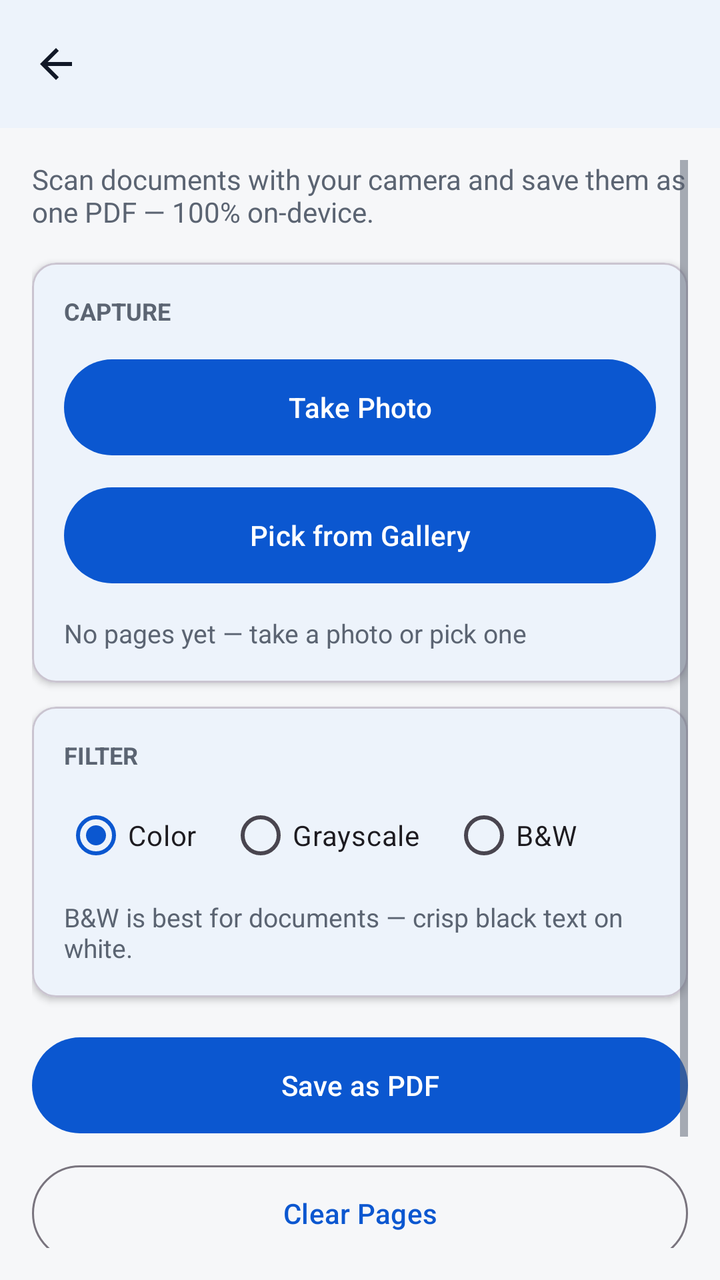
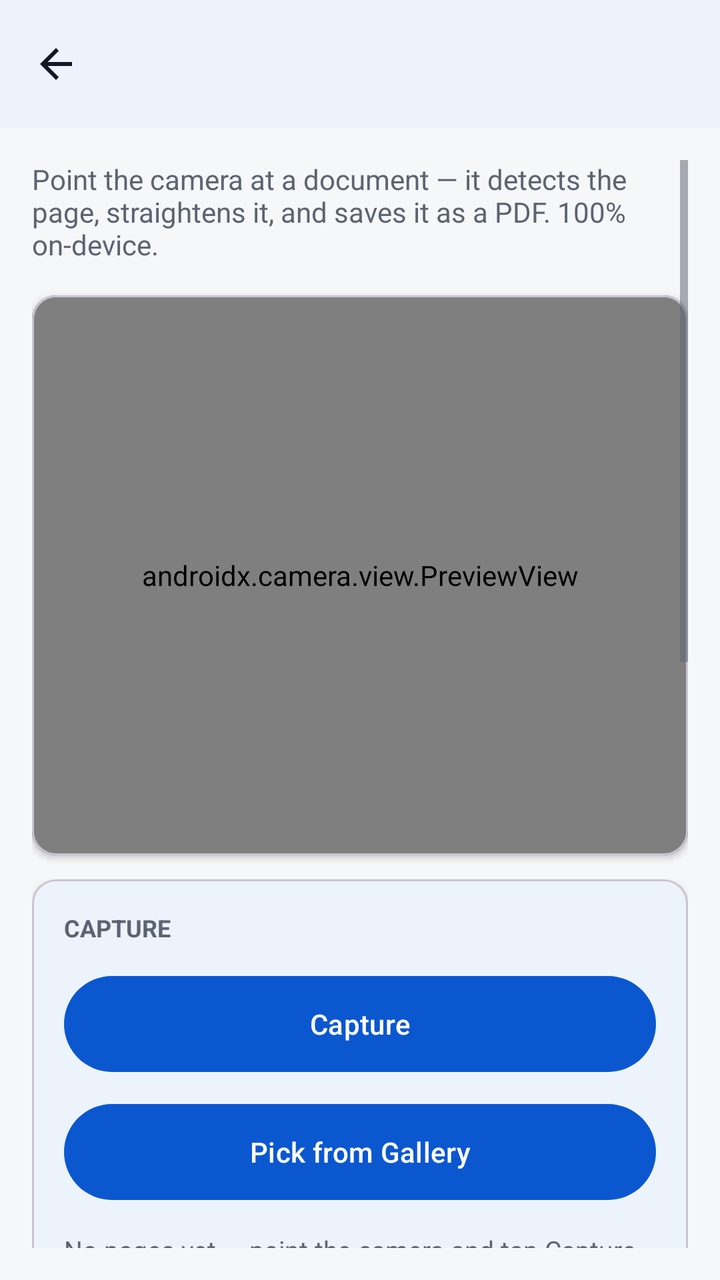

Screens rendered from an Android XML layout before and after an edit, with the pre-edit source and the edit as a unified diff.
<!-- AndroidManifest.xml: application theme Theme.Hakunaa -->
<!-- res/layout/activity_scanner.xml -->
<?xml version="1.0" encoding="utf-8"?>
<LinearLayout xmlns:android="http://schemas.android.com/apk/res/android"
    xmlns:app="http://schemas.android.com/apk/res-auto"
    android:layout_width="match_parent"
    android:layout_height="match_parent"
    android:background="@color/hakunaa_background"
    android:orientation="vertical">

    <com.google.android.material.appbar.MaterialToolbar
        android:id="@+id/toolbar"
        android:layout_width="match_parent"
        android:layout_height="wrap_content"
        android:background="@color/hakunaa_surface"
        android:elevation="2dp"
        android:title="PDF Scanner"
        android:titleTextColor="@color/hakunaa_text"
        app:navigationIcon="@drawable/ic_arrow_back" />

    <ScrollView
        android:layout_width="match_parent"
        android:layout_height="match_parent"
        android:padding="16dp">

        <LinearLayout
            android:layout_width="match_parent"
            android:layout_height="wrap_content"
            android:orientation="vertical">

            <TextView
                android:layout_width="wrap_content"
                android:layout_height="wrap_content"
                android:text="Scan documents with your camera and save them as one PDF — 100% on-device."
                android:textColor="@color/hakunaa_text_secondary"
                android:textSize="14sp" />

            
            <com.google.android.material.card.MaterialCardView
                android:layout_width="match_parent"
                android:layout_height="wrap_content"
                android:layout_marginTop="16dp"
                app:cardCornerRadius="12dp"
                app:cardElevation="2dp">

                <LinearLayout
                    android:layout_width="match_parent"
                    android:layout_height="wrap_content"
                    android:orientation="vertical"
                    android:padding="16dp">

                    <TextView
                        android:layout_width="wrap_content"
                        android:layout_height="wrap_content"
                        android:text="CAPTURE"
                        android:textColor="@color/hakunaa_text_secondary"
                        android:textSize="12sp"
                        android:textStyle="bold" />

                    <com.google.android.material.button.MaterialButton
                        android:id="@+id/btnTakePhoto"
                        android:layout_width="match_parent"
                        android:layout_height="56dp"
                        android:layout_marginTop="12dp"
                        android:text="Take Photo" />

                    <com.google.android.material.button.MaterialButton
                        android:id="@+id/btnPickPhoto"
                        android:layout_width="match_parent"
                        android:layout_height="56dp"
                        android:layout_marginTop="8dp"
                        android:text="Pick from Gallery" />

                    <TextView
                        android:id="@+id/tvPages"
                        android:layout_width="wrap_content"
                        android:layout_height="wrap_content"
                        android:layout_marginTop="12dp"
                        android:text="No pages yet — take a photo or pick one"
                        android:textColor="@color/hakunaa_text_secondary"
                        android:textSize="13sp" />
                </LinearLayout>
            </com.google.android.material.card.MaterialCardView>

            
            <com.google.android.material.card.MaterialCardView
                android:layout_width="match_parent"
                android:layout_height="wrap_content"
                android:layout_marginTop="12dp"
                app:cardCornerRadius="12dp"
                app:cardElevation="2dp">

                <LinearLayout
                    android:layout_width="match_parent"
                    android:layout_height="wrap_content"
                    android:orientation="vertical"
                    android:padding="16dp">

                    <TextView
                        android:layout_width="wrap_content"
                        android:layout_height="wrap_content"
                        android:text="FILTER"
                        android:textColor="@color/hakunaa_text_secondary"
                        android:textSize="12sp"
                        android:textStyle="bold" />

                    <RadioGroup
                        android:id="@+id/rgFilter"
                        android:layout_width="match_parent"
                        android:layout_height="wrap_content"
                        android:layout_marginTop="8dp"
                        android:orientation="horizontal">

                        <RadioButton
                            android:id="@+id/rbFilterColor"
                            android:layout_width="wrap_content"
                            android:layout_height="wrap_content"
                            android:checked="true"
                            android:text="Color" />
                        <RadioButton
                            android:id="@+id/rbFilterGrayscale"
                            android:layout_width="wrap_content"
                            android:layout_height="wrap_content"
                            android:layout_marginStart="16dp"
                            android:text="Grayscale" />
                        <RadioButton
                            android:id="@+id/rbFilterBw"
                            android:layout_width="wrap_content"
                            android:layout_height="wrap_content"
                            android:layout_marginStart="16dp"
                            android:text="B&amp;W" />
                    </RadioGroup>

                    <TextView
                        android:layout_width="wrap_content"
                        android:layout_height="wrap_content"
                        android:layout_marginTop="8dp"
                        android:text="B&amp;W is best for documents — crisp black text on white."
                        android:textColor="@color/hakunaa_text_secondary"
                        android:textSize="13sp" />
                </LinearLayout>
            </com.google.android.material.card.MaterialCardView>

            
            <com.google.android.material.button.MaterialButton
                android:id="@+id/btnSavePdf"
                android:layout_width="match_parent"
                android:layout_height="56dp"
                android:layout_marginTop="16dp"
                android:text="Save as PDF" />

            <com.google.android.material.button.MaterialButton
                android:id="@+id/btnClearPages"
                android:layout_width="match_parent"
                android:layout_height="56dp"
                android:layout_marginTop="8dp"
                android:text="Clear Pages"
                style="@style/Widget.Material3.Button.OutlinedButton" />

            
            <com.google.android.material.card.MaterialCardView
                android:layout_width="match_parent"
                android:layout_height="wrap_content"
                android:layout_marginTop="12dp"
                android:layout_marginBottom="8dp"
                app:cardCornerRadius="12dp"
                app:cardElevation="2dp">

                <LinearLayout
                    android:layout_width="match_parent"
                    android:layout_height="wrap_content"
                    android:orientation="vertical"
                    android:padding="16dp">

                    <TextView
                        android:id="@+id/tvStatus"
                        android:layout_width="wrap_content"
                        android:layout_height="wrap_content"
                        android:text="@string/ready"
                        android:textColor="@color/hakunaa_text"
                        android:textSize="14sp" />
                </LinearLayout>
            </com.google.android.material.card.MaterialCardView>
        </LinearLayout>
    </ScrollView>
</LinearLayout>
<!-- resources referenced by this layout -->
<resources>
  <color name="hakunaa_background">#F6F7F9</color>
  <color name="hakunaa_surface">#FFFFFF</color>
  <color name="hakunaa_text">#111827</color>
  <color name="hakunaa_text_secondary">#5B6472</color>
  <!-- drawable ic_arrow_back (drawable) -->
  <vector xmlns:android="http://schemas.android.com/apk/res/android"
      android:width="24dp"
      android:height="24dp"
      android:viewportWidth="24"
      android:viewportHeight="24"
      android:tint="#111827">
      <path
          android:fillColor="#FF000000"
          android:pathData="M20,11H7.83l5.59,-5.59L12,4l-8,8 8,8 1.41,-1.41L7.83,13H20v-2z" />
  </vector>
  <string name="ready">Ready</string>
  <style name="Theme.Hakunaa" parent="Theme.Material3.Light.NoActionBar">
          <item name="colorPrimary">@color/hakunaa_primary</item>
          <item name="colorPrimaryDark">@color/hakunaa_primary_dark</item>
          <item name="colorOnPrimary">@color/hakunaa_on_primary</item>
          <item name="android:windowBackground">@color/hakunaa_background</item>
          <item name="colorSurface">@color/hakunaa_surface</item>
          <item name="android:textColorPrimary">@color/hakunaa_text</item>
          <item name="android:textColorSecondary">@color/hakunaa_text_secondary</item>
      </style>
  <color name="hakunaa_primary">#0B57D0</color>
  <color name="hakunaa_primary_dark">#0842A0</color>
  <color name="hakunaa_on_primary">#FFFFFF</color>
</resources>

<!-- the commit's change to res/layout/activity_scanner.xml (unified diff, before → after) -->
@@ -29,7 +29,7 @@
             <TextView
                 android:layout_width="wrap_content"
                 android:layout_height="wrap_content"
-                android:text="Scan documents with your camera and save them as one PDF — 100% on-device."
+                android:text="Point the camera at a document — it detects the page, straightens it, and saves it as a PDF. 100% on-device."
                 android:textColor="@color/hakunaa_text_secondary"
                 android:textSize="14sp" />
 
@@ -41,6 +41,21 @@
                 app:cardCornerRadius="12dp"
                 app:cardElevation="2dp">
 
+                <androidx.camera.view.PreviewView
+                    android:id="@+id/previewView"
+                    android:layout_width="match_parent"
+                    android:layout_height="280dp"
+                    app:scaleType="fitCenter" />
+            </com.google.android.material.card.MaterialCardView>
+
+            
+            <com.google.android.material.card.MaterialCardView
+                android:layout_width="match_parent"
+                android:layout_height="wrap_content"
+                android:layout_marginTop="12dp"
+                app:cardCornerRadius="12dp"
+                app:cardElevation="2dp">
+
                 <LinearLayout
                     android:layout_width="match_parent"
                     android:layout_height="wrap_content"
@@ -56,11 +71,11 @@
                         android:textStyle="bold" />
 
                     <com.google.android.material.button.MaterialButton
-                        android:id="@+id/btnTakePhoto"
+                        android:id="@+id/btnCapture"
                         android:layout_width="match_parent"
                         android:layout_height="56dp"
                         android:layout_marginTop="12dp"
-                        android:text="Take Photo" />
+                        android:text="Capture" />
 
                     <com.google.android.material.button.MaterialButton
                         android:id="@+id/btnPickPhoto"
@@ -74,7 +89,48 @@
                         android:layout_width="wrap_content"
                         android:layout_height="wrap_content"
                         android:layout_marginTop="12dp"
-                        android:text="No pages yet — take a photo or pick one"
+                        android:text="No pages yet — point the camera and tap Capture"
+                        android:textColor="@color/hakunaa_text_secondary"
+                        android:textSize="13sp" />
+                </LinearLayout>
+            </com.google.android.material.card.MaterialCardView>
+
+            
+            <com.google.android.material.card.MaterialCardView
+                android:layout_width="match_parent"
+                android:layout_height="wrap_content"
+                android:layout_marginTop="12dp"
+                app:cardCornerRadius="12dp"
+                app:cardElevation="2dp">
+
+                <LinearLayout
+                    android:layout_width="match_parent"
+                    android:layout_height="wrap_content"
+                    android:orientation="vertical"
+                    android:padding="16dp">
+
+                    <TextView
+                        android:layout_width="wrap_content"
+                        android:layout_height="wrap_content"
+                        android:text="PREVIEW"
+                        android:textColor="@color/hakunaa_text_secondary"
+                        android:textSize="12sp"
+                        android:textStyle="bold" />
+
+                    <ImageView
+                        android:id="@+id/ivPreview"
+                        android:layout_width="match_parent"
+                        android:layout_height="200dp"
+                        android:layout_marginTop="12dp"
+                        android:scaleType="fitCenter"
+                        android:background="@color/hakunaa_background" />
+
+                    <TextView
+                        android:id="@+id/tvPreviewLabel"
+                        android:layout_width="wrap_content"
+                        android:layout_height="wrap_content"
+                        android:layout_marginTop="8dp"
+                        android:text=""
                         android:textColor="@color/hakunaa_text_secondary"
                         android:textSize="13sp" />
                 </LinearLayout>
